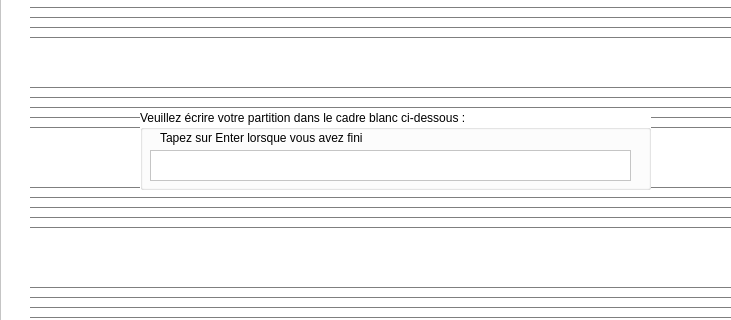
DepinfoCamille/ProjetMusiqueQt2, file mainwindow.ui: the form before one commit; both pictures show x 0 to 731 and y 157 to 477 of the 1061 by 848 pixel window.
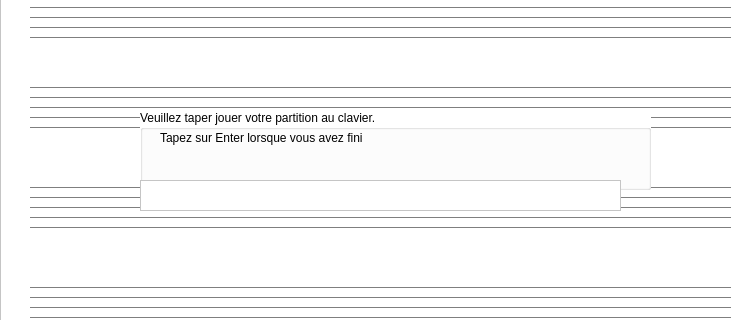
The form after the commit. The open tabs and pages were chosen to show the change.

What changed in the file:
```diff
--- a/mainwindow.ui
+++ b/mainwindow.ui
@@ -959,18 +959,8 @@
         <bool>true</bool>
        </property>
        <property name="title">
-        <string>Veuillez écrire votre partition dans le cadre blanc ci-dessous : </string>
+        <string>Veuillez taper jouer votre partition au clavier.</string>
        </property>
-       <widget class="QTextEdit" name="textEdit">
-        <property name="geometry">
-         <rect>
-          <x>10</x>
-          <y>40</y>
-          <width>481</width>
-          <height>31</height>
-         </rect>
-        </property>
-       </widget>
        <widget class="QLabel" name="label">
         <property name="geometry">
          <rect>
@@ -985,6 +975,16 @@
         </property>
        </widget>
       </widget>
+      <widget class="QTextEdit" name="textEdit">
+       <property name="geometry">
+        <rect>
+         <x>40</x>
+         <y>100</y>
+         <width>481</width>
+         <height>31</height>
+        </rect>
+       </property>
+      </widget>
      </widget>
      <widget class="QWidget" name="page_3">
       <widget class="QGroupBox" name="boxPartitionEcrite">
```
Left out of the diff: 2 changed lines with no effect on the pictures.
